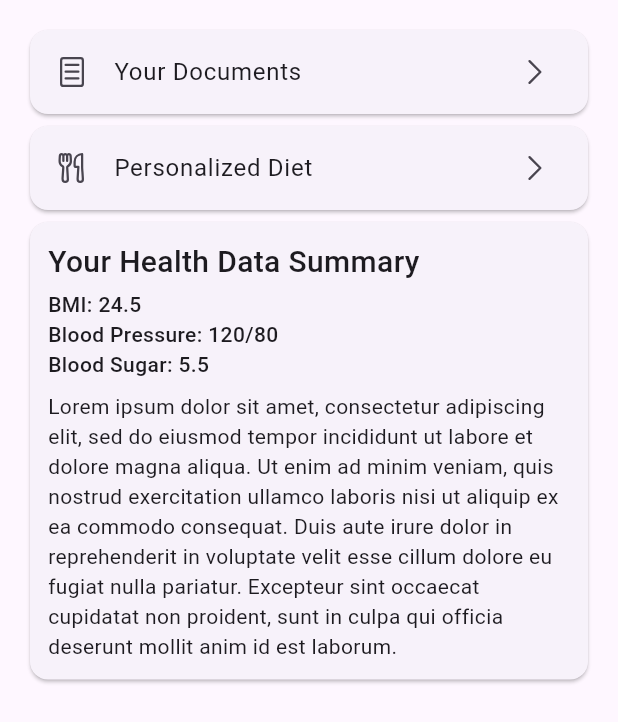
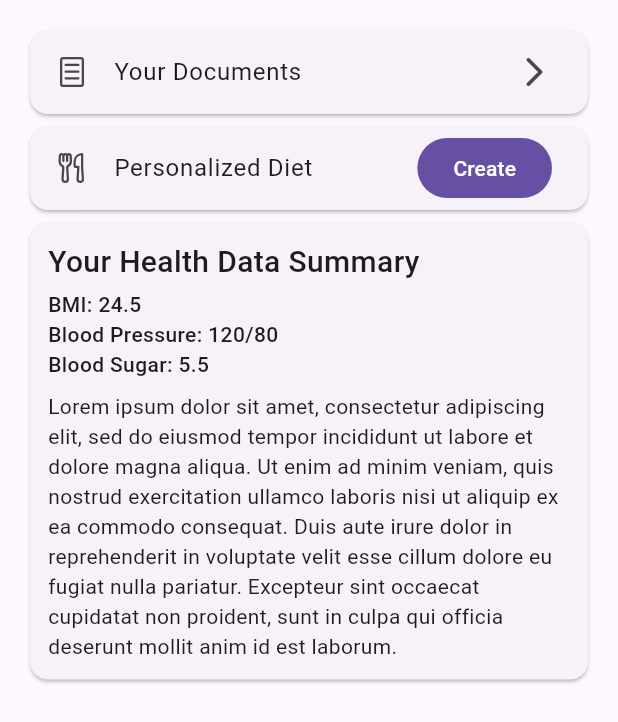
Before and after one commit to MZaFaRM/Healie, a Flutter app: the ReportPage widget shown alone on an empty page, opened directly, on a phone screen of 412 x 824 dp. Shown: the top 722 px of the screen. Run offline on Flutter 3.47's test engine with Material 3 defaults, Android fonts, the phone set to English and light mode, and no system bars; our stand-ins replace fluentui_system_icons, flutter_chat_types, flutter_chat_ui, flutter_hooks, flutter_riverpod; missing offline and left inert: bard_api, replicate.

```diff
--- a/lib/app.dart
+++ b/lib/app.dart
@@ -1,18 +1,23 @@
 import 'package:flutter/material.dart';
+import 'package:flutter_riverpod/flutter_riverpod.dart';
 import 'package:scaleup/core/config/app_router.dart';
 import 'package:scaleup/core/config/theme/app_theme.dart';
+import 'package:scaleup/core/config/theme/current_theme_provider.dart';
 import 'package:scaleup/utils/global_keys.dart';
 
-class MyApp extends StatelessWidget {
+class MyApp extends ConsumerWidget {
   const MyApp({super.key});
 
   @override
-  Widget build(BuildContext context) {
+  Widget build(BuildContext context, WidgetRef ref) {
     return MaterialApp(
       title: 'Flutter Demo',
+      debugShowCheckedModeBanner: false,
       navigatorKey: navigatorKey,
       onGenerateRoute: AppRouter.onGenerateRoute,
       theme: AppTheme.getTheme(),
+      darkTheme: AppTheme.getTheme(isDark: true),
+      themeMode: ref.watch(currentThemeProvider),
     );
   }
 }
--- a/lib/core/config/theme/app_theme.dart
+++ b/lib/core/config/theme/app_theme.dart
@@ -1,12 +1,12 @@
 import 'package:flutter/material.dart';
-import 'package:scaleup/core/constants/ui_constants.dart';
 
 class AppTheme {
   static ThemeData getTheme({isDark = false}) => ThemeData(
-      brightness: isDark ? Brightness.dark : Brightness.light,
-      filledButtonTheme: FilledButtonThemeData(
-          style: FilledButton.styleFrom(
-              shape: const RoundedRectangleBorder(
-        borderRadius: kBorderRadiusSm,
-      ))));
+        brightness: isDark ? Brightness.dark : Brightness.light,
+        // filledButtonTheme: FilledButtonThemeData(
+        //     style: FilledButton.styleFrom(
+        //         shape: const RoundedRectangleBorder(
+        //   borderRadius: kBorderRadiusSm,
+        // ))),
+      );
 }
--- /dev/null
+++ b/lib/core/config/theme/current_theme_provider.dart
@@ -0,0 +1,4 @@
+import 'package:flutter/material.dart' show ThemeMode;
+import 'package:flutter_riverpod/flutter_riverpod.dart';
+
+final currentThemeProvider = StateProvider((ref) => ThemeMode.system);
--- a/lib/main.dart
+++ b/lib/main.dart
@@ -1,9 +1,10 @@
 import 'package:flutter/material.dart';
+import 'package:flutter_riverpod/flutter_riverpod.dart';
 import 'package:replicate/replicate.dart';
 import 'package:scaleup/app.dart';
 import 'package:scaleup/env.dart';
 
 void main() {
   Replicate.apiKey = Env.apiKey;
-  runApp(const MyApp());
+  runApp(const ProviderScope(child: MyApp()));
 }
--- a/lib/pages/home_page.dart
+++ b/lib/pages/home_page.dart
@@ -1,6 +1,8 @@
 import 'package:fluentui_system_icons/fluentui_system_icons.dart';
 import 'package:flutter/material.dart';
+import 'package:scaleup/features/settings/settings_page.dart';
 import 'package:scaleup/pages/chat_page.dart';
+import 'package:scaleup/pages/report_page.dart';
 
 class HomePage extends StatefulWidget {
   const HomePage({super.key});
@@ -12,7 +14,7 @@ class HomePage extends StatefulWidget {
 }
 
 class _HomePageState extends State<HomePage> {
-  int _currentIndex = 0;
+  int _currentIndex = 1;
   @override
   Widget build(BuildContext context) {
     return Scaffold(
@@ -24,6 +26,7 @@ class _HomePageState extends State<HomePage> {
         children: const [
           ChatPage(),
           ReportPage(),
+          SettingsPage(),
         ],
       ),
       bottomNavigationBar: NavigationBar(
@@ -40,57 +43,13 @@ class _HomePageState extends State<HomePage> {
             selectedIcon: Icon(FluentIcons.document_text_24_filled),
             label: "Report",
           ),
+          NavigationDestination(
+            icon: Icon(FluentIcons.settings_24_regular),
+            selectedIcon: Icon(FluentIcons.settings_24_filled),
+            label: "Settings",
+          ),
         ],
       ),
     );
   }
 }
-
-class ReportPage extends StatelessWidget {
-  const ReportPage({
-    super.key,
-  });
-
-  @override
-  Widget build(BuildContext context) {
-    return ListView(
-      padding: const EdgeInsets.all(16),
-      children: const [
-        Card(
-          child: ListTile(
-            leading: Icon(FluentIcons.document_one_page_24_regular),
-            title: Text("Your Documents"),
-            trailing: Icon(FluentIcons.chevron_right_24_regular),
-          ),
-        ),
-        Card(
-          child: ListTile(
-            leading: Icon(FluentIcons.food_24_regular),
-            title: Text("Personalized Diet"),
-            trailing: Icon(FluentIcons.chevron_right_24_regular),
-          ),
-        ),
-        Card(
-            child: Padding(
-          padding: EdgeInsets.all(12.0),
-          child: Column(
-            crossAxisAlignment: CrossAxisAlignment.start,
-            children: [
-              Text("Your Health Data Summary",
-                  style: TextStyle(
-                    fontSize: 20,
-                    fontWeight: FontWeight.w500,
-                  )),
-              SizedBox(height: 4),
-              Text("BMI: 24.5\nBlood Pressure: 120/80\nBlood Sugar: 5.5",
-                  style: TextStyle(fontWeight: FontWeight.w500)),
-              SizedBox(height: 8),
-              Text(
-                  "Lorem ipsum dolor sit amet, consectetur adipiscing elit, sed do eiusmod tempor incididunt ut labore et dolore magna aliqua. Ut enim ad minim veniam, quis nostrud exercitation ullamco laboris nisi ut aliquip ex ea commodo consequat. Duis aute irure dolor in reprehenderit in voluptate velit esse cillum dolore eu fugiat nulla pariatur. Excepteur sint occaecat cupidatat non proident, sunt in culpa qui officia deserunt mollit anim id est laborum."),
-            ],
-          ),
-        )),
-      ],
-    );
-  }
-}
--- /dev/null
+++ b/lib/pages/report_page.dart
@@ -0,0 +1,54 @@
+import 'package:fluentui_system_icons/fluentui_system_icons.dart';
+import 'package:flutter/material.dart';
+
+class ReportPage extends StatelessWidget {
+  const ReportPage({
+    super.key,
+  });
+
+  @override
+  Widget build(BuildContext context) {
+    return ListView(
+      padding: const EdgeInsets.all(16),
+      children: [
+        const Card(
+          child: ListTile(
+            leading: Icon(FluentIcons.document_one_page_24_regular),
+            title: Text("Your Documents"),
+            trailing: Icon(Icons.arrow_forward_ios_rounded),
+          ),
+        ),
+        Card(
+          child: ListTile(
+            leading: const Icon(FluentIcons.food_24_regular),
+            title: const Text("Personalized Diet"),
+            trailing: FilledButton(
+              onPressed: () {},
+              child: const Text('Create'),
+            ),
+          ),
+        ),
+        const Card(
+            child: Padding(
+          padding: EdgeInsets.all(12.0),
+          child: Column(
+            crossAxisAlignment: CrossAxisAlignment.start,
+            children: [
+              Text("Your Health Data Summary",
+                  style: TextStyle(
+                    fontSize: 20,
+                    fontWeight: FontWeight.w500,
+                  )),
+              SizedBox(height: 4),
+              Text("BMI: 24.5\nBlood Pressure: 120/80\nBlood Sugar: 5.5",
+                  style: TextStyle(fontWeight: FontWeight.w500)),
+              SizedBox(height: 8),
+              Text(
+                  "Lorem ipsum dolor sit amet, consectetur adipiscing elit, sed do eiusmod tempor incididunt ut labore et dolore magna aliqua. Ut enim ad minim veniam, quis nostrud exercitation ullamco laboris nisi ut aliquip ex ea commodo consequat. Duis aute irure dolor in reprehenderit in voluptate velit esse cillum dolore eu fugiat nulla pariatur. Excepteur sint occaecat cupidatat non proident, sunt in culpa qui officia deserunt mollit anim id est laborum."),
+            ],
+          ),
+        )),
+      ],
+    );
+  }
+}
```
Also changed, not shown: lib/features/settings/settings_page.dart (added, +59 -0 lines).
